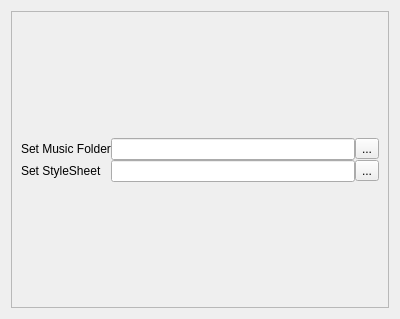
Above: settings.ui from milohr/babe-qt before the change. Below: the same form after it.
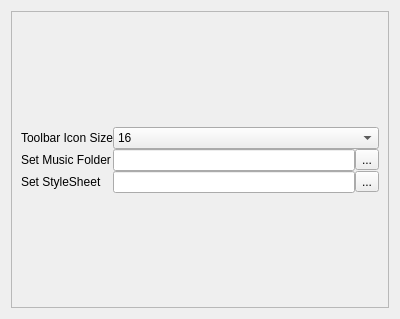
That is the form after the change. Icons and pictures are not drawn.

```diff
--- a/settings.ui
+++ b/settings.ui
@@ -47,27 +47,28 @@
       </item>
       <item>
        <layout class="QGridLayout" name="gridLayout">
-        <item row="0" column="2">
-         <widget class="QToolButton" name="toolButton">
-          <property name="text">
-           <string>...</string>
-          </property>
-          <property name="icon">
-           <iconset theme="document-open-symbolic"/>
-          </property>
-         </widget>
-        </item>
         <item row="0" column="0">
-         <widget class="QLabel" name="label">
+         <widget class="QLabel" name="label_3">
           <property name="text">
-           <string>Set Music Folder</string>
+           <string>Toolbar Icon Size</string>
           </property>
          </widget>
         </item>
-        <item row="0" column="1">
-         <widget class="QLineEdit" name="lineEdit"/>
-        </item>
         <item row="1" column="2">
+         <widget class="QToolButton" name="toolButton">
+          <property name="text">
+           <string>...</string>
+          </property>
+          <property name="icon">
+           <iconset theme="document-open-symbolic">
+            <normaloff>.</normaloff>.</iconset>
+          </property>
+         </widget>
+        </item>
+        <item row="2" column="1">
+         <widget class="QLineEdit" name="lineEdit_2"/>
+        </item>
+        <item row="2" column="2">
          <widget class="QToolButton" name="toolButton_2">
           <property name="text">
            <string>...</string>
@@ -77,15 +78,41 @@
           </property>
          </widget>
         </item>
-        <item row="1" column="0">
+        <item row="1" column="1">
+         <widget class="QLineEdit" name="lineEdit"/>
+        </item>
+        <item row="2" column="0">
          <widget class="QLabel" name="label_2">
           <property name="text">
            <string>Set StyleSheet</string>
           </property>
          </widget>
         </item>
-        <item row="1" column="1">
-         <widget class="QLineEdit" name="lineEdit_2"/>
+        <item row="1" column="0">
+         <widget class="QLabel" name="label">
+          <property name="text">
+           <string>Set Music Folder</string>
+          </property>
+         </widget>
+        </item>
+        <item row="0" column="1" colspan="2">
+         <widget class="QComboBox" name="comboBox">
+          <item>
+           <property name="text">
+            <string>16</string>
+           </property>
+          </item>
+          <item>
+           <property name="text">
+            <string>22</string>
+           </property>
+          </item>
+          <item>
+           <property name="text">
+            <string>24</string>
+           </property>
+          </item>
+         </widget>
         </item>
        </layout>
       </item>
```
Left out of the diff: 3 changed lines with no effect on the pictures.
